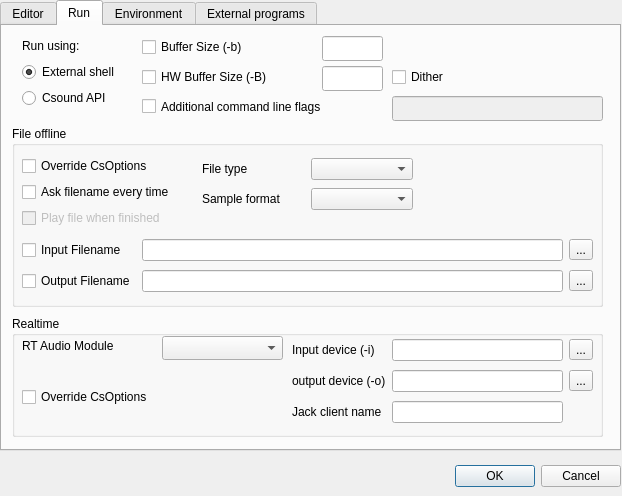
Before: the Qt Designer form src/configdialog.ui in CsoundQt/CsoundQt, drawn with Qt 5.
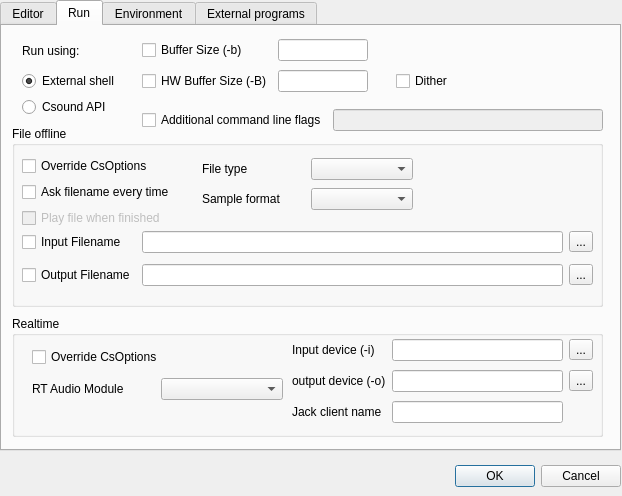
After: the same form once the commit is applied. The open tabs and pages were chosen to show the change.

```diff
--- a/src/configdialog.ui
+++ b/src/configdialog.ui
@@ -243,9 +243,9 @@
       <property name="geometry" >
        <rect>
         <x>10</x>
-        <y>110</y>
+        <y>100</y>
         <width>571</width>
-        <height>61</height>
+        <height>65</height>
        </rect>
       </property>
       <layout class="QGridLayout" >
@@ -290,7 +290,7 @@
        <rect>
         <x>10</x>
         <y>30</y>
-        <width>172</width>
+        <width>174</width>
         <height>72</height>
        </rect>
       </property>
@@ -369,8 +369,8 @@
      <widget class="QCheckBox" name="RtOverrideCheckBox" >
       <property name="geometry" >
        <rect>
-        <x>10</x>
-        <y>70</y>
+        <x>20</x>
+        <y>30</y>
         <width>161</width>
         <height>22</height>
        </rect>
@@ -379,29 +379,6 @@
        <string>Override CsOptions</string>
       </property>
      </widget>
-     <widget class="QLabel" name="label_3" >
-      <property name="geometry" >
-       <rect>
-        <x>10</x>
-        <y>20</y>
-        <width>121</width>
-        <height>20</height>
-       </rect>
-      </property>
-      <property name="text" >
-       <string>RT Audio Module</string>
-      </property>
-     </widget>
-     <widget class="QComboBox" name="RtModuleComboBox" >
-      <property name="geometry" >
-       <rect>
-        <x>150</x>
-        <y>20</y>
-        <width>121</width>
-        <height>24</height>
-       </rect>
-      </property>
-     </widget>
      <widget class="QWidget" name="layoutWidget" >
       <property name="geometry" >
        <rect>
@@ -458,29 +435,28 @@
        </item>
       </layout>
      </widget>
-    </widget>
-    <widget class="QLineEdit" name="BufferSizeLineEdit" >
-     <property name="geometry" >
-      <rect>
-       <x>320</x>
-       <y>10</y>
-       <width>61</width>
-       <height>25</height>
-      </rect>
-     </property>
-    </widget>
-    <widget class="QCheckBox" name="DitherCheckBox" >
-     <property name="geometry" >
-      <rect>
-       <x>390</x>
-       <y>40</y>
-       <width>71</width>
-       <height>22</height>
-      </rect>
-     </property>
-     <property name="text" >
-      <string>Dither</string>
-     </property>
+     <widget class="QWidget" name="" >
+      <property name="geometry" >
+       <rect>
+        <x>20</x>
+        <y>60</y>
+        <width>251</width>
+        <height>26</height>
+       </rect>
+      </property>
+      <layout class="QHBoxLayout" >
+       <item>
+        <widget class="QLabel" name="label_3" >
+         <property name="text" >
+          <string>RT Audio Module</string>
+         </property>
+        </widget>
+       </item>
+       <item>
+        <widget class="QComboBox" name="RtModuleComboBox" />
+       </item>
+      </layout>
+     </widget>
     </widget>
     <widget class="QWidget" name="layoutWidget" >
      <property name="geometry" >
@@ -488,7 +464,7 @@
        <x>20</x>
        <y>10</y>
        <width>111</width>
-       <height>72</height>
+       <height>81</height>
       </rect>
      </property>
      <layout class="QVBoxLayout" >
@@ -518,67 +494,83 @@
       </item>
      </layout>
     </widget>
-    <widget class="QCheckBox" name="AdditionalFlagsCheckBox" >
-     <property name="geometry" >
-      <rect>
-       <x>140</x>
-       <y>70</y>
-       <width>241</width>
-       <height>21</height>
-      </rect>
-     </property>
-     <property name="text" >
-      <string>Additional command line flags</string>
-     </property>
-    </widget>
-    <widget class="QLineEdit" name="AdditionalFlagsLineEdit" >
-     <property name="enabled" >
-      <bool>false</bool>
-     </property>
-     <property name="geometry" >
-      <rect>
-       <x>390</x>
-       <y>70</y>
-       <width>211</width>
-       <height>25</height>
-      </rect>
-     </property>
-    </widget>
-    <widget class="QCheckBox" name="BufferSizeCheckBox" >
+    <widget class="QWidget" name="" >
      <property name="geometry" >
       <rect>
        <x>140</x>
        <y>10</y>
-       <width>141</width>
-       <height>22</height>
+       <width>311</width>
+       <height>61</height>
       </rect>
      </property>
-     <property name="text" >
-      <string>Buffer Size (-b)</string>
-     </property>
+     <layout class="QGridLayout" >
+      <item row="0" column="0" >
+       <widget class="QCheckBox" name="BufferSizeCheckBox" >
+        <property name="text" >
+         <string>Buffer Size (-b)</string>
+        </property>
+       </widget>
+      </item>
+      <item row="0" column="1" >
+       <widget class="QLineEdit" name="BufferSizeLineEdit" />
+      </item>
+      <item row="1" column="0" >
+       <widget class="QCheckBox" name="HwBufferSizeCheckBox" >
+        <property name="text" >
+         <string>HW Buffer Size (-B)</string>
+        </property>
+       </widget>
+      </item>
+      <item row="1" column="1" >
+       <widget class="QLineEdit" name="HwBufferSizeLineEdit" />
+      </item>
+      <item row="1" column="3" >
+       <widget class="QCheckBox" name="DitherCheckBox" >
+        <property name="text" >
+         <string>Dither</string>
+        </property>
+       </widget>
+      </item>
+      <item row="1" column="2" >
+       <spacer>
+        <property name="orientation" >
+         <enum>Qt::Horizontal</enum>
+        </property>
+        <property name="sizeHint" >
+         <size>
+          <width>40</width>
+          <height>20</height>
+         </size>
+        </property>
+       </spacer>
+      </item>
+     </layout>
     </widget>
-    <widget class="QCheckBox" name="HwBufferSizeCheckBox" >
+    <widget class="QWidget" name="" >
      <property name="geometry" >
       <rect>
        <x>140</x>
-       <y>40</y>
-       <width>171</width>
-       <height>22</height>
+       <y>80</y>
+       <width>461</width>
+       <height>29</height>
       </rect>
      </property>
-     <property name="text" >
-      <string>HW Buffer Size (-B)</string>
-     </property>
-    </widget>
-    <widget class="QLineEdit" name="HwBufferSizeLineEdit" >
-     <property name="geometry" >
-      <rect>
-       <x>320</x>
-       <y>40</y>
-       <width>61</width>
-       <height>25</height>
-      </rect>
-     </property>
+     <layout class="QHBoxLayout" >
+      <item>
+       <widget class="QCheckBox" name="AdditionalFlagsCheckBox" >
+        <property name="text" >
+         <string>Additional command line flags</string>
+        </property>
+       </widget>
+      </item>
+      <item>
+       <widget class="QLineEdit" name="AdditionalFlagsLineEdit" >
+        <property name="enabled" >
+         <bool>false</bool>
+        </property>
+       </widget>
+      </item>
+     </layout>
     </widget>
    </widget>
    <widget class="QWidget" name="tab_3" >
```
Left out of the diff: 6 changed lines with no effect on the pictures.
